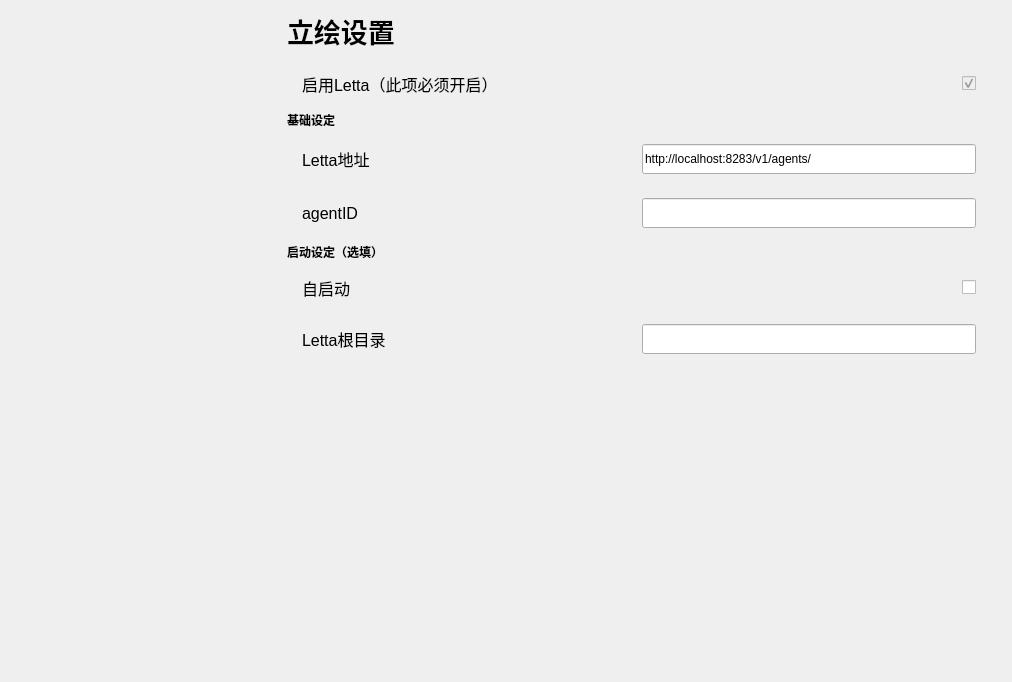
Before: the Qt Designer form mainwindow.ui in Zao-chen/ZcChat, drawn with Qt 5.
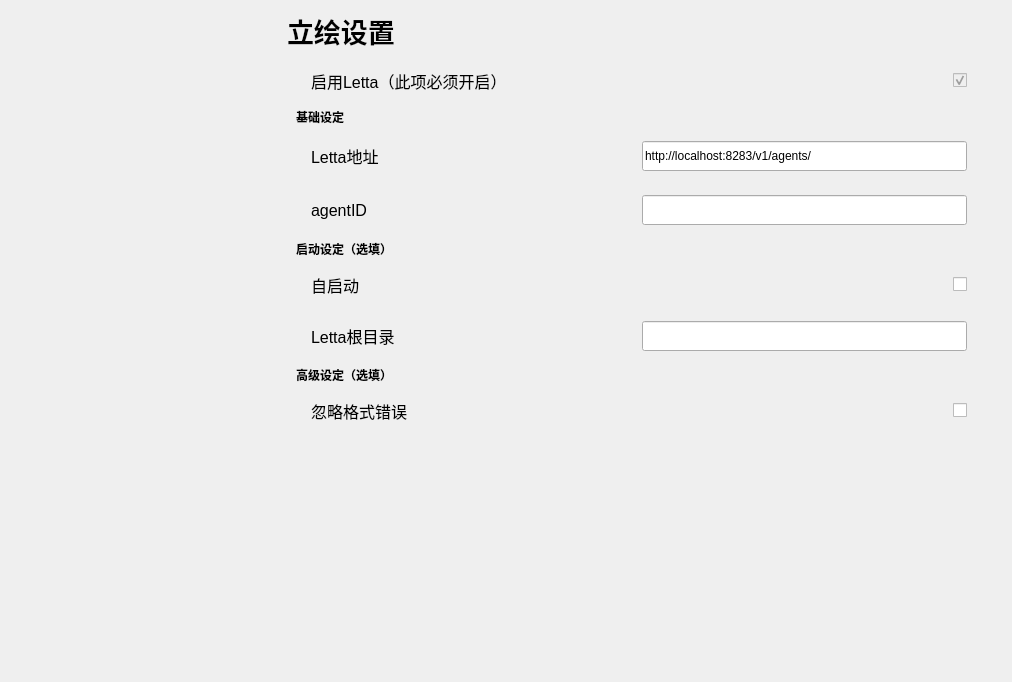
After: the same form once the commit is applied. The open tabs and pages were chosen to show the change. Custom widgets are drawn as their Qt base class.

Commit message: [feat] Close #3 新增忽略格式错误选项

```diff
--- a/mainwindow.ui
+++ b/mainwindow.ui
@@ -437,16 +437,7 @@
           </layout>
          </widget>
          <widget class="QWidget" name="page_3">
-          <layout class="QVBoxLayout" name="verticalLayout_5" stretch="0,0,0,0,0,0,0,1">
-           <property name="leftMargin">
-            <number>0</number>
-           </property>
-           <property name="topMargin">
-            <number>12</number>
-           </property>
-           <property name="rightMargin">
-            <number>0</number>
-           </property>
+          <layout class="QVBoxLayout" name="verticalLayout_5" stretch="0,0,0,0,0,0,0,0,0,1">
            <item>
             <widget class="ElaScrollPageArea" name="widget_13" native="true">
              <layout class="QHBoxLayout" name="horizontalLayout_14">
@@ -674,6 +665,61 @@
              </layout>
             </widget>
            </item>
+           <item>
+            <widget class="QLabel" name="label_24">
+             <property name="font">
+              <font>
+               <bold>true</bold>
+              </font>
+             </property>
+             <property name="text">
+              <string>高级设定（选填）</string>
+             </property>
+            </widget>
+           </item>
+           <item>
+            <widget class="ElaScrollPageArea" name="widget_17" native="true">
+             <layout class="QHBoxLayout" name="horizontalLayout_18">
+              <property name="leftMargin">
+               <number>15</number>
+              </property>
+              <property name="rightMargin">
+               <number>15</number>
+              </property>
+              <item>
+               <widget class="ElaText" name="label_25">
+                <property name="font">
+                 <font>
+                  <pointsize>12</pointsize>
+                 </font>
+                </property>
+                <property name="text">
+                 <string>忽略格式错误</string>
+                </property>
+               </widget>
+              </item>
+              <item>
+               <widget class="ElaCheckBox" name="checkBox_llm_errorfeedback">
+                <property name="enabled">
+                 <bool>true</bool>
+                </property>
+                <property name="sizePolicy">
+                 <sizepolicy hsizetype="Fixed" vsizetype="Fixed">
+                  <horstretch>0</horstretch>
+                  <verstretch>0</verstretch>
+                 </sizepolicy>
+                </property>
+                <property name="text">
+                 <string/>
+                </property>
+                <property name="checked">
+                 <bool>false</bool>
+                </property>
+               </widget>
+              </item>
+             </layout>
+            </widget>
+           </item>
            <item>
             <spacer name="verticalSpacer_3">
              <property name="orientation">
```
Left out of the diff: 2 changed lines with no effect on the pictures. The commit also changes 5 other files.
